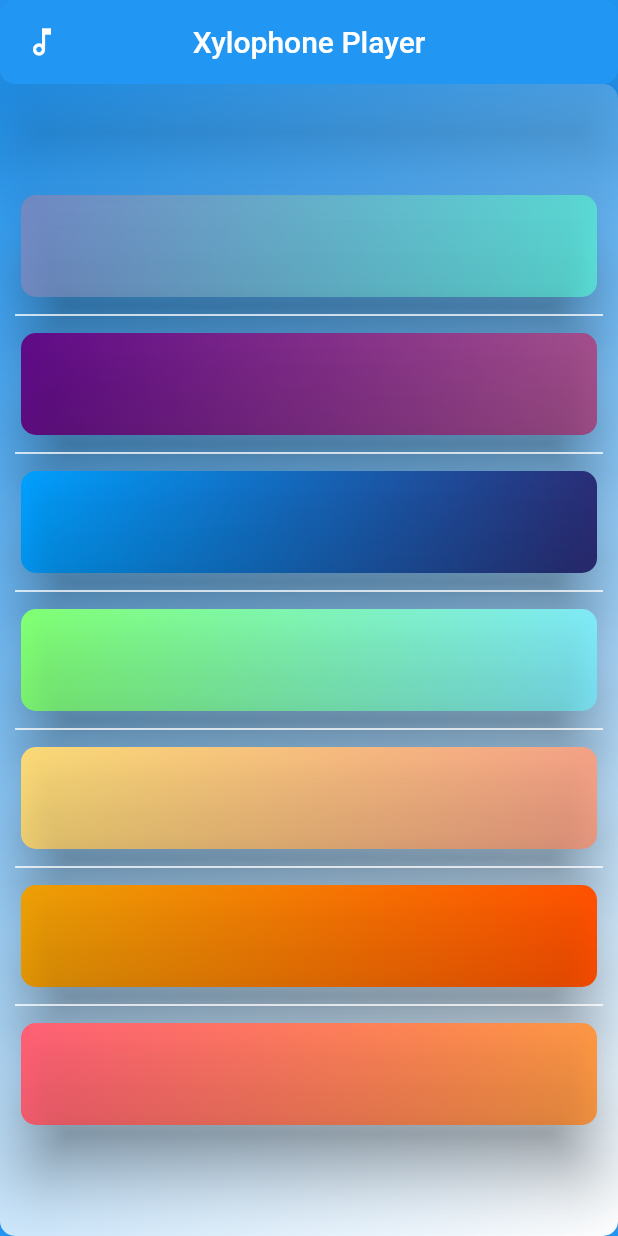
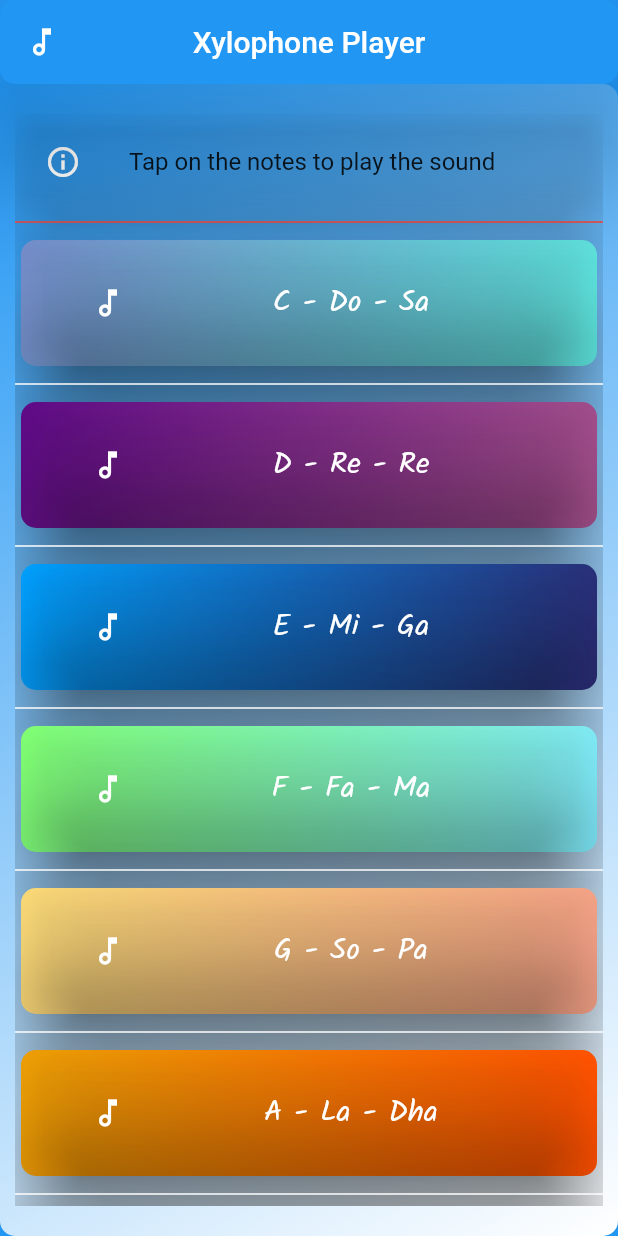
Before and after one commit to apoorva1823000/LearnFlutter, a Flutter app: the screen it shows after launch, on a phone screen of 412 x 824 dp. Run offline on Flutter 3.47's test engine with Material 2 defaults, Android fonts, the light colour scheme and no system bars; our stand-ins replace assets_audio_player, google_fonts.

Commit message:
Added xylophone project

```diff
--- a/Practical/xylo/lib/main.dart
+++ b/Practical/xylo/lib/main.dart
@@ -1,6 +1,7 @@
 import 'package:flutter/material.dart';
 import 'package:assets_audio_player/assets_audio_player.dart';
 import 'package:flutter/services.dart';
+import 'package:google_fonts/google_fonts.dart';
 
 void main() {
   WidgetsFlutterBinding.ensureInitialized();
@@ -50,7 +51,34 @@ class MyApp extends StatelessWidget {
                   end: Alignment.bottomRight,
                 ),
               ),
-              child: const Column(
+              child: Container(
+                margin: const EdgeInsets.fromLTRB(0, 10, 0, 10),
+                child: ListView(
+                  children: [
+                    Card(
+                      elevation: 20,
+                      color: Colors.transparent,
+                      shape: RoundedRectangleBorder(
+                        borderRadius: BorderRadius.circular(10),
+                      ),
+                      child: const ListTile(
+                        leading: Icon(
+                          Icons.info_outline,
+                          color: Colors.white,
+                        ),
+                        title: Text(
+                          'Tap on the notes to play the sound',
+                        ),
+                      ),
+                    ),
+                    const SizedBox(
+                      width: double.infinity,
+                      child: Divider(
+                        color: Colors.red,
+                        thickness: 1,
+                      ),
+                    ),
+                    const Column(
                       mainAxisAlignment: MainAxisAlignment.center,
                       children: <Widget>[
                         Cards(
@@ -137,7 +165,23 @@ class MyApp extends StatelessWidget {
                           endColor: Color.fromARGB(255, 252, 152, 66),
                           noteNumber: 7,
                         ),
+                        SizedBox(
+                          width: double.infinity,
+                          child: Divider(
+                            color: Colors.white,
+                            thickness: 1,
+                          ),
+                        ),
+                        Cards(
+                          // Last
+                          startColor: Color.fromARGB(255, 9, 198, 249),
+                          endColor: Color.fromARGB(255, 4, 93, 233),
+                          noteNumber: 8,
+                        ),
                       ],
+                    ),
+                  ],
+                ),
               ),
             ),
           ),
@@ -208,16 +252,25 @@ class InnerContainer extends StatelessWidget {
 class AnElevatedButton extends StatelessWidget {
   final int noteNumber;
   const AnElevatedButton({super.key, required this.noteNumber});
-
   @override
   Widget build(BuildContext context) {
+    List noteName = [
+      'C - Do - Sa',
+      'D - Re - Re',
+      'E - Mi - Ga',
+      'F - Fa - Ma',
+      'G - So - Pa',
+      'A - La - Dha',
+      'B - Ti - Ni',
+      'C - Do - Sa'
+    ];
+    var note = noteName.elementAt(noteNumber - 1);
     return ElevatedButton(
       onPressed: () {
         AssetsAudioPlayer.newPlayer().open(
           Audio("assets/note$noteNumber.wav"),
         );
       },
-      child: null,
       style: ButtonStyle(
         backgroundColor: MaterialStateProperty.all(Colors.transparent),
         elevation: MaterialStateProperty.all(20),
@@ -227,6 +280,25 @@ class AnElevatedButton extends StatelessWidget {
           ),
         ),
       ),
+      child: Card(
+        elevation: 30,
+        color: Colors.transparent,
+        child: ListTile(
+          leading: const Icon(
+            Icons.music_note_outlined,
+            color: Colors.white,
+          ),
+          title: Center(
+            child: Text(
+              '$note',
+              style: GoogleFonts.kalam(
+                fontSize: 20,
+                color: Colors.white,
+              ),
+            ),
+          ),
+        ),
+      ),
     );
   }
 }
--- a/Practical/xylo/pubspec.yaml
+++ b/Practical/xylo/pubspec.yaml
@@ -36,6 +36,7 @@ dependencies:
   # Use with the CupertinoIcons class for iOS style icons.
   cupertino_icons: ^1.0.2
   assets_audio_player: ^3.0.6
+  google_fonts: ^4.0.4
 
 
 dev_dependencies:
```
Also changed, not shown: Practical/xylo/pubspec.lock, 16 other files. Lines whose indentation alone changed are shown as unchanged.
